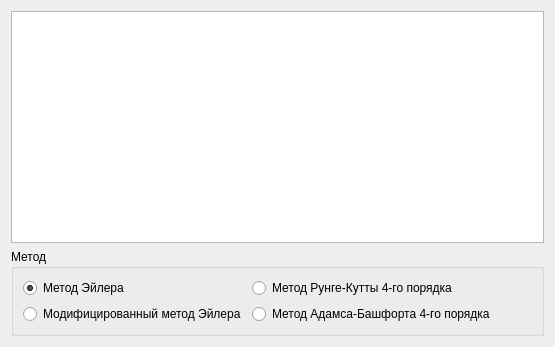
This is DynModels/tabtable.ui in DesmondFox/DynModels as Qt 5 draws it before an edit. The edited form follows.
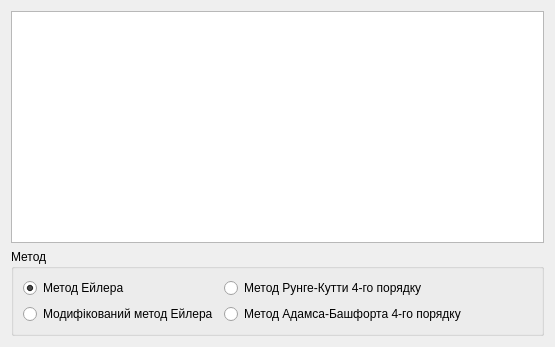
This is the edited form.

```diff
--- a/DynModels/tabtable.ui
+++ b/DynModels/tabtable.ui
@@ -26,7 +26,7 @@
       <item row="0" column="0">
        <widget class="QRadioButton" name="rbEilers">
         <property name="text">
-         <string>Метод Эйлера</string>
+         <string>Метод Ейлера</string>
         </property>
         <property name="checked">
          <bool>true</bool>
@@ -36,21 +36,21 @@
       <item row="0" column="1">
        <widget class="QRadioButton" name="rbRungeKutta">
         <property name="text">
-         <string>Метод Рунге-Кутты 4-го порядка</string>
+         <string>Метод Рунге-Кутти 4-го порядку</string>
         </property>
        </widget>
       </item>
       <item row="1" column="0">
        <widget class="QRadioButton" name="rbModEilers">
         <property name="text">
-         <string>Модифицированный метод Эйлера</string>
+         <string>Модифікований метод Ейлера</string>
         </property>
        </widget>
       </item>
       <item row="1" column="1">
        <widget class="QRadioButton" name="rbAdams">
         <property name="text">
-         <string>Метод Адамса-Башфорта 4-го порядка</string>
+         <string>Метод Адамса-Башфорта 4-го порядку</string>
         </property>
        </widget>
       </item>
```
